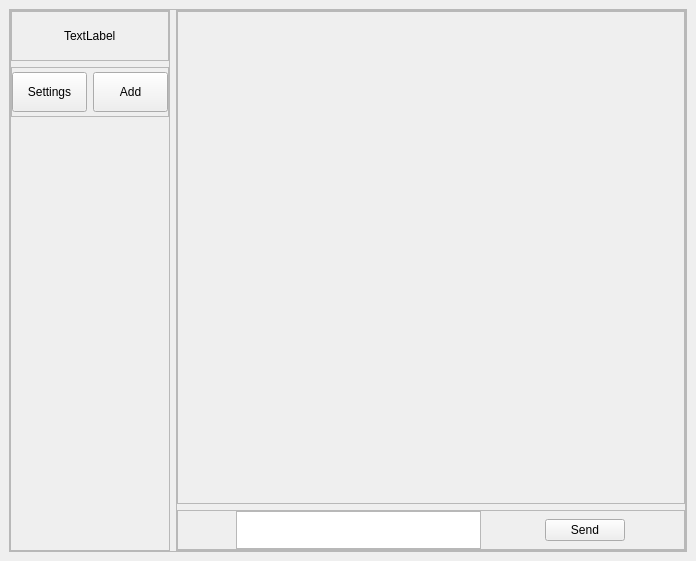
Above: debug_forlder/dbg_main.ui from DoniMassimo/Messagging_App_ before the change. Below: the same form after it.
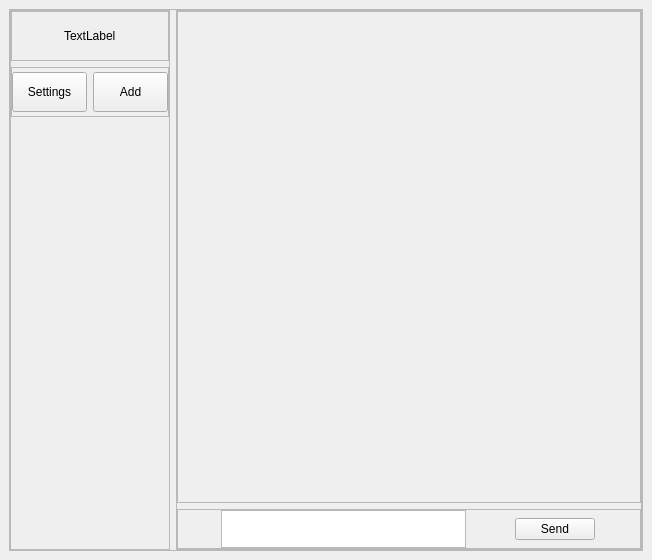
That is the form after the change.

What changed in the file:
```diff
--- a/debug_forlder/dbg_main.ui
+++ b/debug_forlder/dbg_main.ui
@@ -6,8 +6,8 @@
    <rect>
     <x>0</x>
     <y>0</y>
-    <width>696</width>
-    <height>561</height>
+    <width>652</width>
+    <height>560</height>
    </rect>
   </property>
   <property name="windowTitle">
```
Left out of the diff: 6 changed lines with no effect on the pictures.
